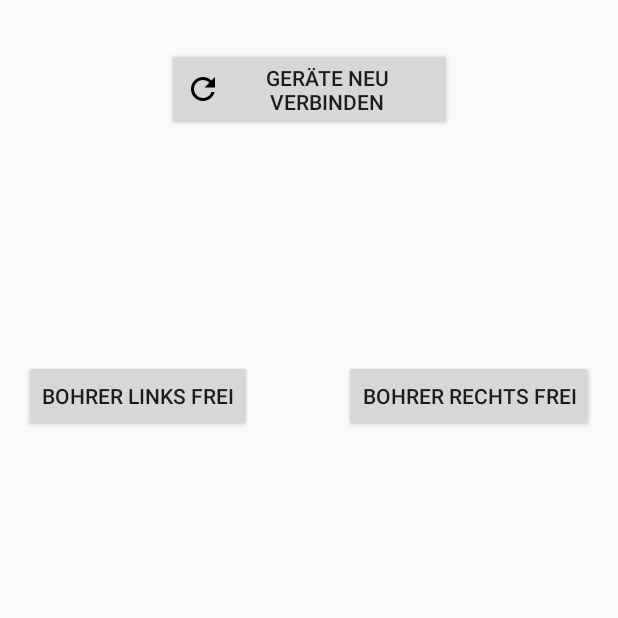
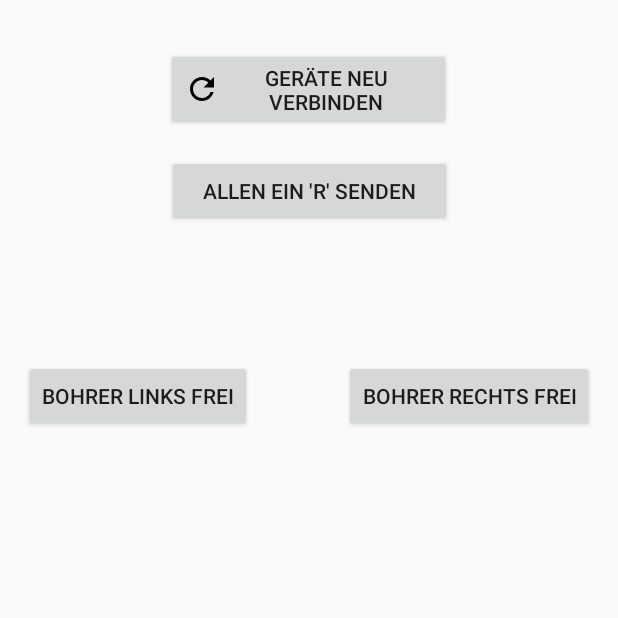
Before and after one commit to Christiandrossel/TI_Ardunino_IndustrieProduktionsstrecke, an Android app: the screen it shows after launch (MainActivity), after a tap on "BOHRER RECHTS FREI", on a phone screen of 412 x 824 dp, the top half of it. Run offline under Robolectric (Android 15) with nearby library versions, the phone set to English and light mode, and no system bars.

Commit message:
Updated MAC-List, added 'r' Button, faster Startup

```diff
--- a/Android Server App/app/src/main/java/de/htwdd/tiserver/MainActivity.java
+++ b/Android Server App/app/src/main/java/de/htwdd/tiserver/MainActivity.java
@@ -24,6 +24,7 @@
         final Button drillL  = findViewById(R.id.btnDrillL);
         final Button drillR = findViewById(R.id.btnDrillR);
         final Button reconnect = findViewById(R.id.btnReconnect);
+        final Button ready = findViewById(R.id.btnAllReady);
 
         btComm = new BluetoothCommunicator();
         checkBTState();
@@ -31,6 +32,12 @@
             @Override
             public void onClick(View view) {
                 btComm.connect();
+            }
+        });
+        ready.setOnClickListener(new OnClickListener() {
+            @Override
+            public void onClick(View view) {
+                btComm.debugR();
             }
         });
 
--- a/Android Server App/app/src/main/java/de/htwdd/tiserver/bluetooth/BluetoothCommunicator.java
+++ b/Android Server App/app/src/main/java/de/htwdd/tiserver/bluetooth/BluetoothCommunicator.java
@@ -9,8 +9,8 @@
 
 public class BluetoothCommunicator implements IMachineCommunicator {
 
-    private static final String[] RODOTER_MAC_ADRESSES = {"98:D3:41:FD:54:C3", "38:DE:AD:6E:1C:E7", "98:D3:71:FD:4A:E2"};
-    private static final String[] DRILL_MAC_ADRESSES = { "", ""};
+    private static final String[] RODOTER_MAC_ADRESSES = {"98:D3:41:FD:54:C3", "38:DE:AD:6E:1C:E7", "98:D3:71:FD:4A:E2", "98:D3:41:FD:50:E7", "98:D3:61:FD:6F:CA"}; // Norman, Anja, Manuel, Anja, Dominic
+    private static final String[] DRILL_MAC_ADRESSES = { "98:D3:32:F5:B6:4F", "98:D3:32:F5:B7:AD"}; // Anja, Dominic
 
     private BluetoothAdapter btAdapter;
     private List<BluetoothClient> _clients;
@@ -72,7 +72,7 @@
     @Override
     public void setDrillFree(int drillId) {
         for (Drill drill : drills) {
-            if(drill.getId() == drillId) {
+            if(drill != null && drill.getId() == drillId) {
                 drill.setFree();
                 return;
             }
@@ -82,7 +82,7 @@
     @Override
     public int getFreeDrillId() {
         for (int i = 1; i<drills.length; i++) {
-            if (drills[i].isFree())
+            if (drills[i] != null && drills[i].isFree())
                 return i;
         }
         return 0;
@@ -95,19 +95,32 @@
         disconnect();
         _clients.clear();
 
+        Thread connectingThread = new Thread(new Runnable() {
+            @Override
+            public void run() {
                 // Connect to all Rodoter
                 for (String xbeeMacAdress : RODOTER_MAC_ADRESSES) {
                     BluetoothDevice device = btAdapter.getRemoteDevice(xbeeMacAdress);
-            BluetoothClient client = new Rodoter(device, this);
+                    BluetoothClient client = new Rodoter(device, BluetoothCommunicator.this);
                     if (client.connect())
                         _clients.add(client);
                 }
                 for (int i = 1; i < 3; i++) {
-//            BluetoothDevice device = btAdapter.getRemoteDevice(DRILL_MAC_ADRESSES[i]);
-            drills[i] = new Drill(null, this, i);
-//            if (client.connect())
-//                _clients.add(client);
+                    BluetoothDevice device = btAdapter.getRemoteDevice(DRILL_MAC_ADRESSES[i-1]);
+                    drills[i] = new Drill(device, BluetoothCommunicator.this, i);
+                    if (drills[i].connect())
+                        _clients.add(drills[i]);
                 }
                 btAdapter.cancelDiscovery();
             }
+        });
+        connectingThread.start();
     }
+
+    public void debugR() {
+        for (BluetoothClient client : _clients) {
+            client.sendData("r");
+
+        }
+    }
+}
--- a/Android Server App/app/src/main/java/de/htwdd/tiserver/bluetooth/Drill.java
+++ b/Android Server App/app/src/main/java/de/htwdd/tiserver/bluetooth/Drill.java
@@ -3,7 +3,7 @@
 import android.bluetooth.BluetoothDevice;
 import de.htwdd.tiserver.IMachineCommunicator;
 
-public class Drill { // extends BluetoothClient {
+public class Drill extends BluetoothClient {
     private Rodoter _currentRodoter;
     private IMachineCommunicator _machineCom;
     private final int _drillId;
@@ -15,7 +15,7 @@
      * @param machineCommunicator the MachineCommunicator for inter-machine-communication
      */
     Drill(BluetoothDevice device, IMachineCommunicator machineCommunicator, int drillId) {
-//        super(device);
+        super(device);
         _machineCom = machineCommunicator;
         _drillId = drillId;
     }
@@ -34,12 +34,14 @@
 
     public void setBusy(Rodoter rodoter) {
         _currentRodoter = rodoter;
-        // this.sendData("b");
+         this.sendData("b");
     }
 
     public void setFree() {
-        _currentRodoter.sendData("r");
-        _currentRodoter = null;
+        if (_currentRodoter != null) {
+            _currentRodoter.sendData("r");
+            _currentRodoter = null;
+        }
     }
 
     public int getId() {
--- a/Android Server App/app/src/main/res/layout/activity_main.xml
+++ b/Android Server App/app/src/main/res/layout/activity_main.xml
@@ -11,11 +11,20 @@
             android:text="Geräte neu verbinden"
             android:layout_width="190dp"
             android:layout_height="wrap_content"
-            android:drawableLeft="@drawable/ic_refresh"
+            android:drawableStart="@drawable/ic_refresh"
             app:layout_constraintEnd_toEndOf="parent" android:layout_marginEnd="16dp"
             android:layout_marginTop="32dp" app:layout_constraintTop_toTopOf="parent"
             app:layout_constraintStart_toStartOf="parent" android:layout_marginStart="16dp"
-            style="?android:attr/buttonStyle"/>
+            style="?android:attr/buttonStyle" app:layout_constraintHorizontal_bias="0.497"/>
+    <Button
+            android:id="@+id/btnAllReady"
+            android:text="Allen ein 'R' senden"
+            android:layout_width="190dp"
+            android:layout_height="wrap_content"
+            app:layout_constraintEnd_toEndOf="parent" android:layout_marginEnd="16dp"
+            app:layout_constraintStart_toStartOf="parent" android:layout_marginStart="16dp"
+            style="?android:attr/buttonStyle" app:layout_constraintTop_toBottomOf="@+id/btnReconnect"
+            android:layout_marginTop="16dp"/>
     <Button
             android:id="@+id/btnDrillR"
             android:text="Bohrer rechts frei"
```
Also changed, not shown: Android Server App/gradle/wrapper/gradle-wrapper.properties, 1 other file. Lines whose indentation alone changed are shown as unchanged.
